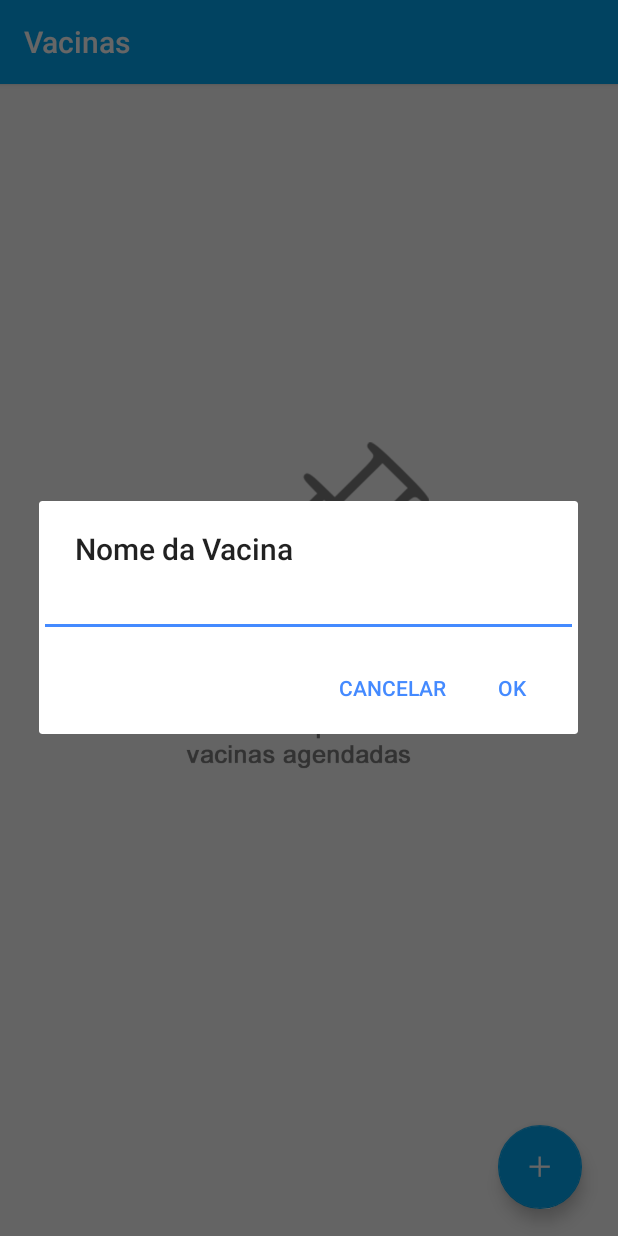
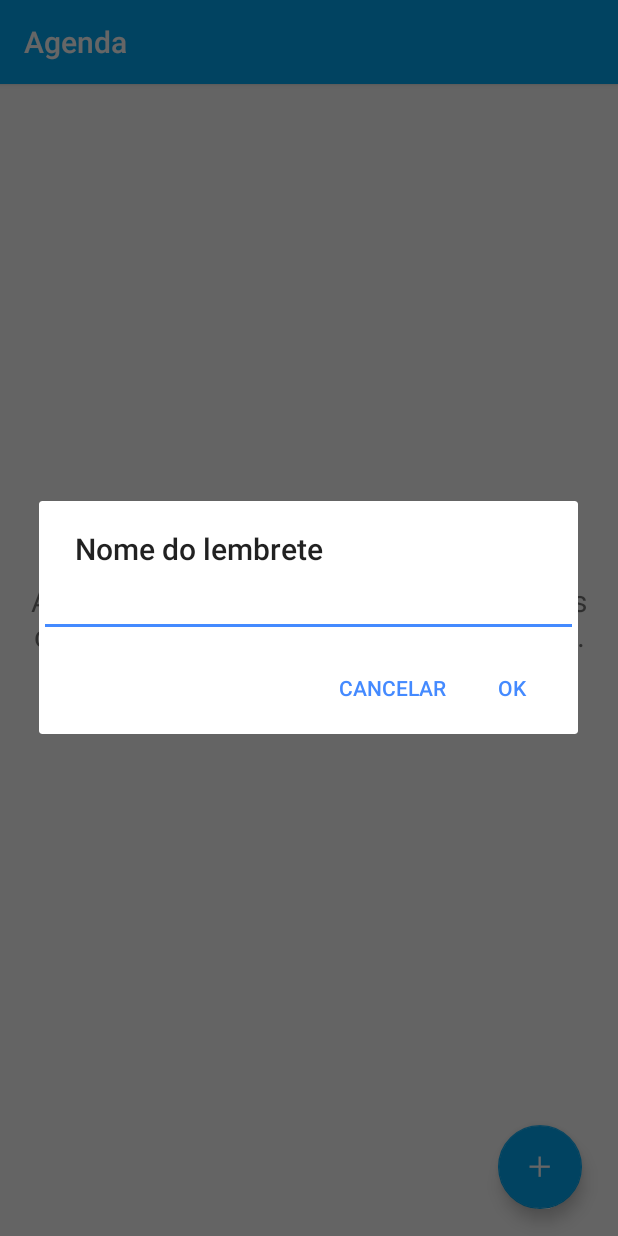
Before and after one commit to Jadson22/CentralPet_Versao_lancamento, an Android app: the screen it shows after launch (MainActivity), after a tap on an icon or button, on a phone screen of 412 x 824 dp. Run offline under Robolectric (Android 15) with nearby library versions, the phone set to English and light mode, and no system bars; libraries missing offline, so code that uses them is left out: com.amulyakhare.textdrawable; 1 statement that could not run was skipped.

Commit message:
Adaptando "Vacinas" para "Agenda" é noi

```diff
--- a/app/src/main/java/appcentralpet/com/newcentralpet/AlarmCursorAdapter.java
+++ b/app/src/main/java/appcentralpet/com/newcentralpet/AlarmCursorAdapter.java
@@ -72,7 +72,7 @@ public class AlarmCursorAdapter extends CursorAdapter {
     public void setReminderTitle(String title) {
         mTitleText.setText(title);
         // Create a circular icon consisting of  a random background colour and first letter of title
-        mThumbnailImage.setImageResource(R.drawable.ic_seringa);
+        mThumbnailImage.setImageResource(R.drawable.pet);
     }
 
     // Set date and time views
--- a/app/src/main/java/appcentralpet/com/newcentralpet/MainActivity.java
+++ b/app/src/main/java/appcentralpet/com/newcentralpet/MainActivity.java
@@ -37,7 +37,7 @@ public class MainActivity extends AppCompatActivity implements LoaderManager.Loa
     ListView reminderListView;
     ProgressDialog prgDialog;
     TextView reminderText;
-    ImageView semvacina;
+    TextView semAgenda;
 
     private String alarmTitle = "";
 
@@ -49,7 +49,7 @@ public class MainActivity extends AppCompatActivity implements LoaderManager.Loa
         setContentView(R.layout.activity_main);
 
         mToolbar = (Toolbar) findViewById(R.id.vacina_nova);
-        mToolbar.setTitle("Vacinas");
+        mToolbar.setTitle("Agenda");
 
 
         reminderListView = (ListView) findViewById(R.id.list);
@@ -134,7 +134,7 @@ public class MainActivity extends AppCompatActivity implements LoaderManager.Loa
     public void addReminderTitle(){
 
         AlertDialog.Builder builder = new AlertDialog.Builder(this);
-        builder.setTitle("Nome da Vacina");
+        builder.setTitle("Nome do lembrete");
 
         final EditText input = new EditText(this);
         input.setInputType(InputType.TYPE_CLASS_TEXT);
@@ -158,7 +158,7 @@ public class MainActivity extends AppCompatActivity implements LoaderManager.Loa
 
 
                 if (newUri == null) {
-                    Toast.makeText(getApplicationContext(), "A definição da vacina falhou", Toast.LENGTH_SHORT).show();
+                    Toast.makeText(getApplicationContext(), "A definição do lembrete falhou", Toast.LENGTH_SHORT).show();
                 }
 
             }
--- a/app/src/main/java/appcentralpet/com/newcentralpet/NavigationDrawer.java
+++ b/app/src/main/java/appcentralpet/com/newcentralpet/NavigationDrawer.java
@@ -38,7 +38,7 @@ public class NavigationDrawer extends AppCompatActivity
 
 
         Toolbar toolbar = (Toolbar) findViewById(R.id.toolbar);
-        toolbar.setTitle("Vacinas");
+        toolbar.setTitle("Agenda");
         setSupportActionBar(toolbar);
 
         sqLiteHelper = new SQLiteHelper(this, "PetDB.sqlite", null, 4);
--- a/app/src/main/java/appcentralpet/com/newcentralpet/Vacinas/Vacinas.java
+++ b/app/src/main/java/appcentralpet/com/newcentralpet/Vacinas/Vacinas.java
@@ -82,7 +82,6 @@ public class Vacinas extends Fragment implements Serializable {
         list = new ArrayList<>();
         adapter = new VacinaListAdapter(getContext(), R.layout.vacina_itens, list);
         listaVacinas.setAdapter(adapter);
-        semvacina = (ImageView) view.findViewById(R.id.semvacina);
         listaVacinas.setEmptyView(semvacina);
 
         Cursor cursor = sqLiteHelperVacinas.getData("SELECT * FROM VACINAS");
--- a/app/src/main/java/appcentralpet/com/newcentralpet/reminder/ReminderAlarmService.java
+++ b/app/src/main/java/appcentralpet/com/newcentralpet/reminder/ReminderAlarmService.java
@@ -66,9 +66,9 @@ public class ReminderAlarmService extends IntentService {
         }
 
         Notification note = new Notification.Builder(this)
-                .setContentTitle("Vacina Agendada")
+                .setContentTitle("Atividade agendada:")
                 .setContentText(description)
-                .setSmallIcon(R.drawable.iconnotificacao)
+                .setSmallIcon(R.drawable.ic_alarm_on_white_24dp)
                 .setContentIntent(operation)
                 .setVibrate(new long[] { 1000, 1000, 1000, 1000, 1000 })
                 .setSound(Settings.System.DEFAULT_NOTIFICATION_URI)
--- a/app/src/main/res/layout/activity_main.xml
+++ b/app/src/main/res/layout/activity_main.xml
@@ -28,12 +28,14 @@
         android:layout_height="wrap_content"
         android:layout_centerInParent="true">
 
-        <ImageView
-            android:layout_width="270dp"
-            android:layout_height="310dp"
-            android:id="@+id/semvacina"
-            android:background="@drawable/semvacina"
-            android:layout_gravity="center" />
+        <TextView
+            android:id="@+id/semAgenda"
+            android:layout_width="match_parent"
+            android:layout_height="wrap_content"
+            android:text="Adicione alarmes para diversas atividades como vacinas, banhos, passeios e outros."
+            android:textAlignment="center"
+            android:textSize="20sp">
+        </TextView>
     </RelativeLayout>
 
     <android.support.design.widget.FloatingActionButton
--- a/app/src/main/res/menu/activity_navigation_drawer_drawer.xml
+++ b/app/src/main/res/menu/activity_navigation_drawer_drawer.xml
@@ -5,8 +5,8 @@
 
         <item
             android:id="@+id/nav_vacina"
-            android:icon="@drawable/ic_seringa"
-            android:title="Vacinas" />
+            android:icon="@android:drawable/ic_menu_agenda"
+            android:title="Agenda" />
         <item
             android:id="@+id/nav_cadastro"
             android:icon="@drawable/ic_add"
--- a/app/src/main/res/menu/menu_add_reminder.xml
+++ b/app/src/main/res/menu/menu_add_reminder.xml
@@ -18,12 +18,12 @@
       xmlns:app="http://schemas.android.com/apk/res-auto">
 
     <item android:id="@+id/discard_reminder"
-          android:icon="@drawable/mr_ic_close_dark"
+          android:icon="@drawable/ic_delete_white_24dp"
           android:title="@string/action_settings"
           app:showAsAction="ifRoom" />
 
     <item android:id="@+id/save_reminder"
-          android:icon="@android:drawable/ic_menu_save"
+          android:icon="@drawable/ic_check_white_24dp"
           android:title="@string/action_settings"
           app:showAsAction="ifRoom" />
 </menu>
```
Also changed, not shown: app/src/main/java/appcentralpet/com/newcentralpet/AddReminderActivity.java (+5 -5 lines), app/src/main/res/layout/alarm_items.xml (+6 -9 lines), app/src/main/res/layout/fragment_suporte.xml (+18 -15 lines).
